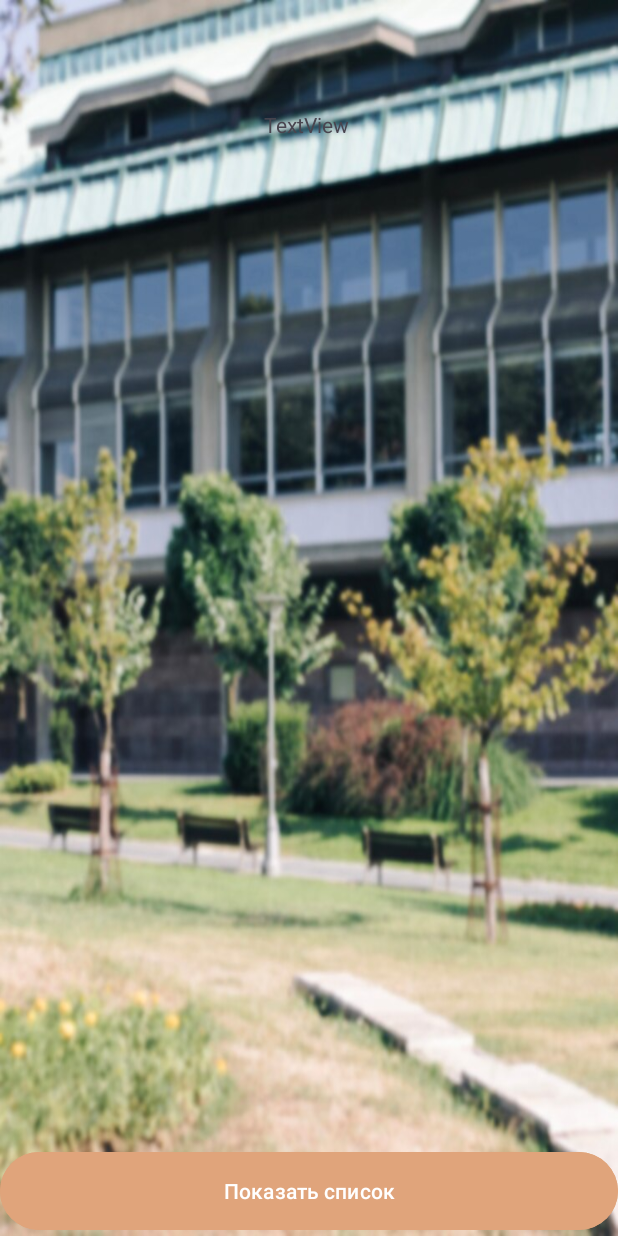
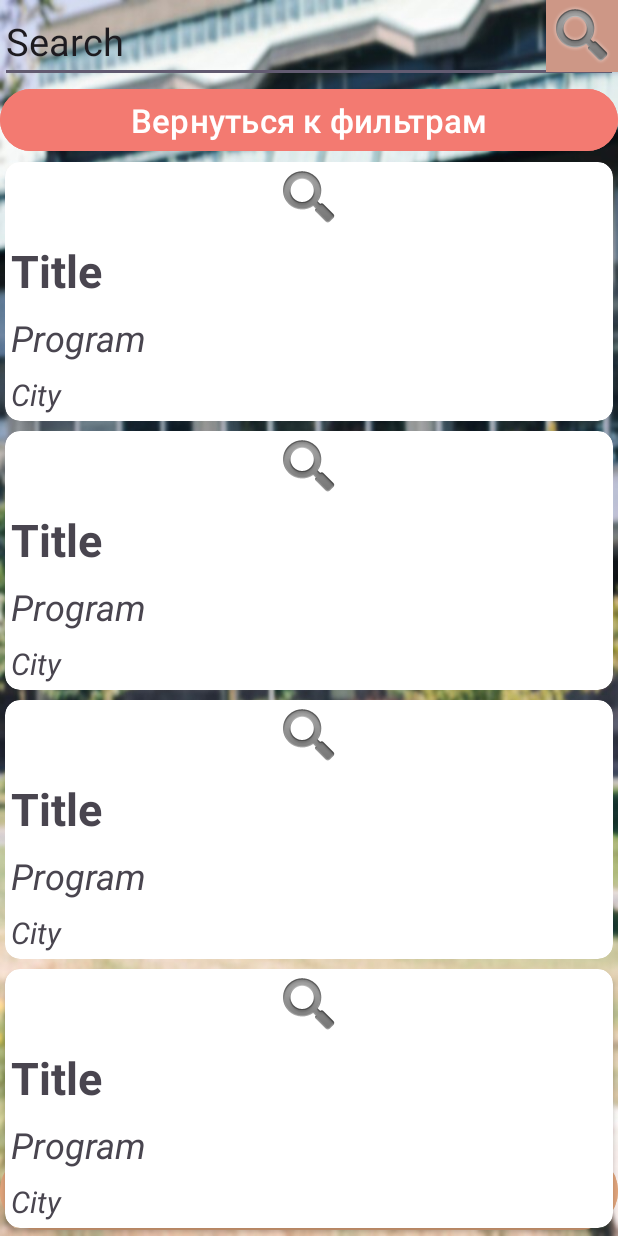
Before and after one commit to alexander92322/HelperSelectUniversity, an Android app: the layout activity_selection.xml on its own in the app's theme, with its tools: preview values and no code run, on a phone screen of 412 x 824 dp. Run offline under Robolectric (Android 15) with nearby library versions, the phone set to English and light mode, and no system bars.

Commit message:
Realizing recycler view

```diff
--- a/app/src/main/res/layout/activity_selection.xml
+++ b/app/src/main/res/layout/activity_selection.xml
@@ -13,7 +13,6 @@
         android:id="@+id/button2"
         android:layout_width="match_parent"
         android:layout_height="60dp"
-        android:layout_marginTop="314dp"
         android:onClick="BtClick"
         android:text="Показать список"
         android:backgroundTint="@color/backsplash"
@@ -29,14 +28,49 @@
         android:layout_marginTop="68dp"
         android:text="TextView"
         app:layout_constraintStart_toStartOf="parent"
-        app:layout_constraintTop_toBottomOf="@+id/recycler" />
-
-    <androidx.recyclerview.widget.RecyclerView
-        android:id="@+id/recycler"
+        app:layout_constraintTop_toBottomOf="@+id/recyclerView" />
+    <EditText
         android:layout_width="match_parent"
         android:layout_height="wrap_content"
-        android:layout_marginStart="5dp"
-        android:layout_marginTop="5dp"
+        android:text="Search"
+        android:textSize="25dp"
+        android:id="@+id/search"
+        app:layout_constraintTop_toTopOf="parent"
+        />
+
+    <Button
+        android:id="@+id/back"
+        android:layout_width="match_parent"
+        android:layout_height="wrap_content"
+        android:backgroundTint="#F37A71"
+        android:onClick="onClickBack"
+        android:text="Вернуться к фильтрам"
+        android:textSize="22sp"
+        android:textStyle="normal"
         app:layout_constraintStart_toStartOf="parent"
-        app:layout_constraintTop_toTopOf="parent" />
+        app:layout_constraintTop_toBottomOf="@+id/search" />
+    <ImageView
+        android:id="@+id/imageView2"
+        android:layout_width="wrap_content"
+        android:layout_height="wrap_content"
+        app:srcCompat="@android:drawable/ic_search_category_default"
+        app:layout_constraintTop_toTopOf="parent"
+        app:layout_constraintEnd_toEndOf="parent"
+        android:background="#CD9786"
+         />
+    <androidx.recyclerview.widget.RecyclerView
+        android:id="@+id/recyclerView"
+        android:layout_width="match_parent"
+        android:layout_height="wrap_content"
+        app:layout_constraintStart_toStartOf="parent"
+        app:layout_constraintTop_toBottomOf="@id/back"
+        android:paddingBottom="100dp"
+        tools:listitem="@layout/items"
+        android:orientation="vertical"
+        app:layoutManager="androidx.recyclerview.widget.GridLayoutManager"
+        app:spanCount="1"
+        tools:itemCount="8"
+        />
+
+
 </androidx.constraintlayout.widget.ConstraintLayout>
--- /dev/null
+++ b/app/src/main/res/layout/items.xml
@@ -0,0 +1,60 @@
+<?xml version="1.0" encoding="utf-8"?>
+<androidx.cardview.widget.CardView xmlns:android="http://schemas.android.com/apk/res/android"
+    xmlns:tools="http://schemas.android.com/tools"
+    xmlns:app="http://schemas.android.com/apk/res-auto"
+    android:layout_margin="3dp"
+    app:cardCornerRadius="10dp"
+    android:layout_width="match_parent"
+    android:layout_height="wrap_content">
+
+<androidx.constraintlayout.widget.ConstraintLayout
+    android:layout_width="match_parent"
+    android:layout_height="wrap_content">
+    <ImageView
+        android:layout_width="match_parent"
+        android:layout_height="wrap_content"
+        app:srcCompat="@android:drawable/ic_search_category_default"
+        app:layout_constraintStart_toStartOf="parent"
+        app:layout_constraintTop_toTopOf="parent"
+        app:layout_constraintEnd_toEndOf="parent"
+        android:id="@+id/image"
+        android:scaleType="center"
+        />
+    <TextView
+        android:padding="4dp"
+        android:id="@+id/title"
+        android:textStyle="bold"
+        android:textSize="30dp"
+        android:layout_width="match_parent"
+        android:layout_height="wrap_content"
+        tools:text="Title"
+        app:layout_constraintStart_toStartOf="parent"
+        app:layout_constraintTop_toBottomOf="@+id/image"
+        app:layout_constraintEnd_toEndOf="parent"
+        />
+    <TextView
+        android:padding="4dp"
+        android:id="@+id/program"
+        android:textStyle="italic"
+        android:textSize="24dp"
+        android:layout_width="match_parent"
+        android:layout_height="wrap_content"
+        tools:text="Program"
+        app:layout_constraintStart_toStartOf="parent"
+        app:layout_constraintEnd_toEndOf="parent"
+        app:layout_constraintTop_toBottomOf="@id/title"
+        />
+    <TextView
+        android:padding="4dp"
+        android:id="@+id/city"
+        android:textStyle="italic"
+        android:textSize="20dp"
+        android:layout_width="match_parent"
+        android:layout_height="wrap_content"
+        tools:text="City"
+        app:layout_constraintStart_toStartOf="parent"
+        app:layout_constraintEnd_toEndOf="parent"
+        app:layout_constraintTop_toBottomOf="@id/program"
+        />
+</androidx.constraintlayout.widget.ConstraintLayout>
+</androidx.cardview.widget.CardView>
```
Also changed, not shown: app/build.gradle.kts (+9 -5 lines), app/src/main/java/com/example/touniversity2/Selection.java (+32 -114 lines), app/src/main/java/com/example/touniversity2/UniversityAdapter.java (added, +107 -0 lines), app/src/main/res/drawable/itmo.jpg (added), app/src/main/res/drawable/mfti.jpg (added), app/src/main/res/drawable/mgtu.jpg (added), app/src/main/res/drawable/mgu.jpg (added), app/src/main/res/drawable/mifi.jpg (added), app/src/main/res/drawable/ngtu.jpg (added), app/src/main/res/drawable/ngu.jpg (added), app/src/main/res/drawable/other.jpg (added), app/src/main/res/drawable/spbgu.jpg (added), app/src/main/res/drawable/tgu.jpg (added), app/src/main/res/drawable/urfu.jpg (added), 1 more files.
